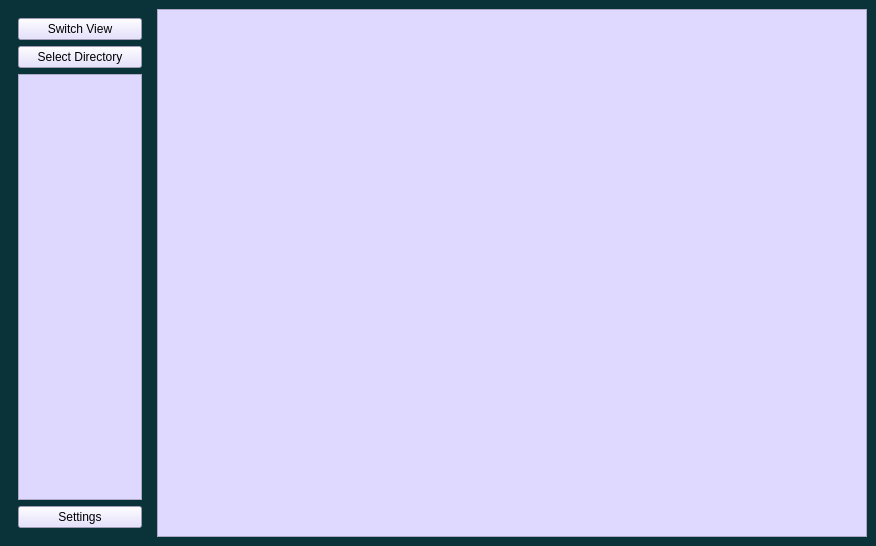
This is assets/main.ui in Rivridis/Ebook-Reader as Qt 5 draws it before an edit. The edited form follows.
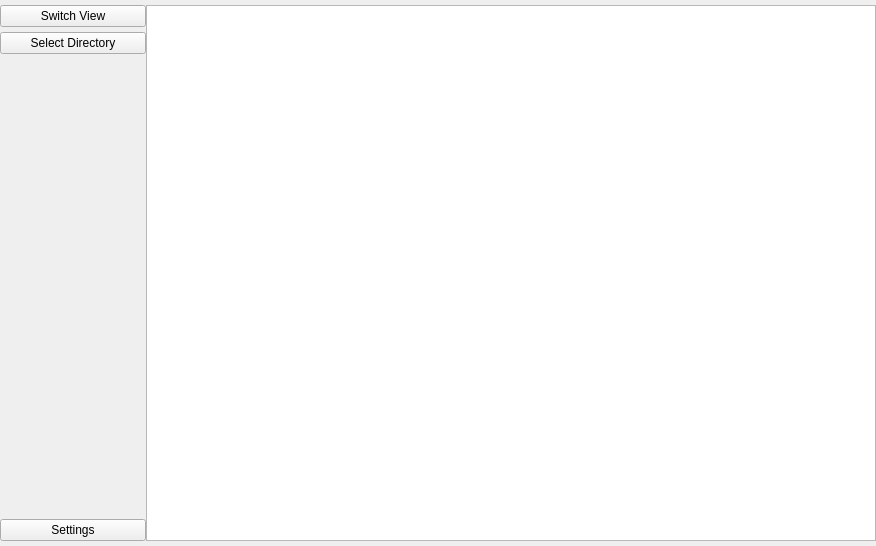
This is the edited form.

Commit message: UI Revamp 2.0 Im sleepy I had enough of this

```diff
--- a/assets/main.ui
+++ b/assets/main.ui
@@ -15,45 +15,45 @@
   </property>
   <property name="styleSheet">
    <string notr="true">
-QScrollBar::sub-page:horizontal {
-    background: rgba(255, 255, 255, 0)
-}
-
-QScrollBar::add-page:horizontal {
-    background: rgba(255, 255, 255, 0)
-}
-QScrollBar::sub-page:vertical {
-    background: rgba(255, 255, 255, 0)
-}
-
-QScrollBar::add-page:vertical {
-    background: rgba(255, 255, 255, 0)
-}
-QScrollBar::handle
-{
-	background : rgb(9, 51, 56);
-	min-height: 40px;
-}
-QScrollBar::add-line,
-QScrollBar::sub-line {
-    width: 0;
-    subcontrol-position: right;
-    subcontrol-origin: margin;
-}
-QPushButton:hover:!pressed
-{
-  border: 1px solid rgb(170, 164, 255);
-}
-
 </string>
   </property>
   <widget class="QWidget" name="centralwidget">
+   <property name="sizePolicy">
+    <sizepolicy hsizetype="Preferred" vsizetype="Preferred">
+     <horstretch>0</horstretch>
+     <verstretch>0</verstretch>
+    </sizepolicy>
+   </property>
    <property name="styleSheet">
-    <string notr="true">background-color: rgb(9, 51, 56);</string>
+    <string notr="true"/>
    </property>
    <layout class="QGridLayout" name="gridLayout_2" columnstretch="1,5">
+    <property name="leftMargin">
+     <number>0</number>
+    </property>
+    <property name="topMargin">
+     <number>0</number>
+    </property>
+    <property name="rightMargin">
+     <number>0</number>
+    </property>
+    <property name="bottomMargin">
+     <number>0</number>
+    </property>
+    <property name="spacing">
+     <number>0</number>
+    </property>
     <item row="0" column="0">
      <layout class="QVBoxLayout" name="verticalLayout">
+      <property name="spacing">
+       <number>0</number>
+      </property>
+      <property name="leftMargin">
+       <number>0</number>
+      </property>
+      <property name="topMargin">
+       <number>0</number>
+      </property>
       <item>
        <widget class="QStackedWidget" name="stackedWidget">
         <property name="styleSheet">
@@ -64,11 +64,25 @@
         </property>
         <widget class="QWidget" name="page">
          <layout class="QVBoxLayout" name="verticalLayout_3">
+          <property name="spacing">
+           <number>5</number>
+          </property>
+          <property name="leftMargin">
+           <number>0</number>
+          </property>
+          <property name="topMargin">
+           <number>5</number>
+          </property>
+          <property name="rightMargin">
+           <number>0</number>
+          </property>
+          <property name="bottomMargin">
+           <number>5</number>
+          </property>
           <item>
            <widget class="QPushButton" name="pushButton">
             <property name="styleSheet">
-             <string notr="true">background-color: rgb(222, 216, 254);
-color: rgb(0, 0, 0);</string>
+             <string notr="true"/>
             </property>
             <property name="text">
              <string>Switch View</string>
@@ -78,8 +92,7 @@
           <item>
            <widget class="QPushButton" name="direct">
             <property name="styleSheet">
-             <string notr="true">background-color: rgb(222, 216, 254);
-color: rgb(0, 0, 0);</string>
+             <string notr="true"/>
             </property>
             <property name="text">
              <string>Select Directory</string>
@@ -89,16 +102,14 @@
           <item>
            <widget class="QTreeView" name="tree">
             <property name="styleSheet">
-             <string notr="true">background-color: rgb(222, 216, 254);
-color: rgb(0, 0, 0);</string>
+             <string notr="true">background-color: rgba(255, 255, 255, 0);</string>
             </property>
            </widget>
           </item>
           <item>
            <widget class="QPushButton" name="settings">
             <property name="styleSheet">
-             <string notr="true">background-color: rgb(222, 216, 254);
-color: rgb(0, 0, 0);</string>
+             <string notr="true"/>
             </property>
             <property name="text">
              <string>Settings</string>
@@ -114,11 +125,16 @@
     </item>
     <item row="0" column="1">
      <layout class="QVBoxLayout" name="verticalLayout_2">
+      <property name="topMargin">
+       <number>5</number>
+      </property>
+      <property name="bottomMargin">
+       <number>5</number>
+      </property>
       <item>
        <widget class="QTextEdit" name="text">
         <property name="styleSheet">
-         <string notr="true">background-color: rgb(223, 217, 255);
-color: rgb(0, 0, 0);</string>
+         <string notr="true"/>
         </property>
        </widget>
       </item>
```
The commit also changes 1 other file.
